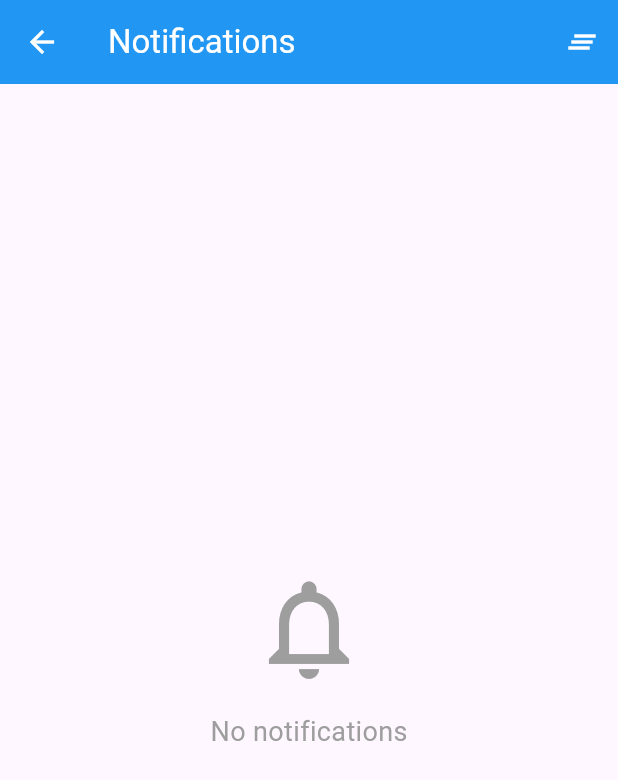
After one commit to sewan777/flutter_bloc, a Flutter app: the HomeScreen screen opened directly, after a tap on the "notifications" icon, on a phone screen of 412 x 824 dp. The commit adds this screen. Shown: the top 780 px of the screen. Run offline on Flutter 3.47's test engine with Material 3 defaults, Android fonts, the phone set to English and light mode, and no system bars; our stand-ins replace audioplayers, drift, equatable, firebase_core, firebase_messaging, flutter_bloc and 3 more; accounts and stored records are empty; generated files the repository leaves out were written again.

Commit message:
task notification

```diff
--- /dev/null
+++ b/lib/bloc/notification_bloc.dart
@@ -0,0 +1,39 @@
+import 'package:flutter_bloc/flutter_bloc.dart';
+import 'notification_event.dart';
+import 'notification_state.dart';
+
+class NotificationBloc extends Bloc<NotificationEvent, NotificationState> {
+  NotificationBloc() : super(const NotificationState()) {
+    on<AddNotificationEvent>((event, emit) {
+      final updatedNotifications = [
+        event.notification,
+        ...state.notifications,
+      ];
+      emit(state.copyWith(notifications: updatedNotifications));
+    });
+
+    on<RemoveNotificationEvent>((event, emit) {
+      final updatedNotifications = state.notifications
+          .where((notification) => notification.id != event.id)
+          .toList();
+      emit(state.copyWith(notifications: updatedNotifications));
+    });
+
+    on<MarkNotificationReadEvent>((event, emit) {
+      final updatedNotifications = state.notifications.map((notification) {
+        if (notification.id == event.id) {
+          return notification.copyWith(isRead: true);
+        }
+        return notification;
+      }).toList();
+      emit(state.copyWith(notifications: updatedNotifications));
+    });
+
+    on<ClearAllNotificationsEvent>((event, emit) {
+      final onlyImportant = state.notifications
+          .where((notification) => notification.isImportant && !notification.isRead)
+          .toList();
+      emit(state.copyWith(notifications: onlyImportant));
+    });
+  }
+}
--- /dev/null
+++ b/lib/bloc/notification_event.dart
@@ -0,0 +1,36 @@
+import 'package:equatable/equatable.dart';
+import '../models/notification_model.dart';
+
+abstract class NotificationEvent extends Equatable {
+  @override
+  List<Object> get props => [];
+}
+
+class AddNotificationEvent extends NotificationEvent {
+  final AppNotification notification;
+
+  AddNotificationEvent(this.notification);
+
+  @override
+  List<Object> get props => [notification];
+}
+
+class RemoveNotificationEvent extends NotificationEvent {
+  final String id;
+
+  RemoveNotificationEvent(this.id);
+
+  @override
+  List<Object> get props => [id];
+}
+
+class MarkNotificationReadEvent extends NotificationEvent {
+  final String id;
+
+  MarkNotificationReadEvent(this.id);
+
+  @override
+  List<Object> get props => [id];
+}
+
+class ClearAllNotificationsEvent extends NotificationEvent {}
--- /dev/null
+++ b/lib/bloc/notification_state.dart
@@ -0,0 +1,20 @@
+import 'package:equatable/equatable.dart';
+import '../models/notification_model.dart';
+
+class NotificationState extends Equatable {
+  final List<AppNotification> notifications;
+
+  const NotificationState({this.notifications = const []});
+
+  NotificationState copyWith({List<AppNotification>? notifications}) {
+    return NotificationState(
+      notifications: notifications ?? this.notifications,
+    );
+  }
+
+  int get unreadCount =>
+      notifications.where((n) => !n.isRead).length;
+
+  @override
+  List<Object> get props => [notifications];
+}
--- /dev/null
+++ b/lib/models/notification_model.dart
@@ -0,0 +1,40 @@
+import 'package:equatable/equatable.dart';
+
+class AppNotification extends Equatable {
+  final String id;
+  final String title;
+  final String body;
+  final bool isImportant;
+  final DateTime timestamp;
+  final bool isRead;
+
+  const AppNotification({
+    required this.id,
+    required this.title,
+    required this.body,
+    required this.isImportant,
+    required this.timestamp,
+    this.isRead = false,
+  });
+
+  AppNotification copyWith({
+    String? id,
+    String? title,
+    String? body,
+    bool? isImportant,
+    DateTime? timestamp,
+    bool? isRead,
+  }) {
+    return AppNotification(
+      id: id ?? this.id,
+      title: title ?? this.title,
+      body: body ?? this.body,
+      isImportant: isImportant ?? this.isImportant,
+      timestamp: timestamp ?? this.timestamp,
+      isRead: isRead ?? this.isRead,
+    );
+  }
+
+  @override
+  List<Object?> get props => [id, title, body, isImportant, timestamp, isRead];
+}
--- a/lib/screens/home_screen.dart
+++ b/lib/screens/home_screen.dart
@@ -6,8 +6,11 @@ import '../bloc/todo_state.dart';
 import '../bloc/theme_bloc.dart';
 import '../bloc/theme_event.dart';
 import '../bloc/theme_state.dart';
+import '../bloc/notification_bloc.dart';
+import '../bloc/notification_state.dart';
 import '../widgets/custom_button.dart';
 import '../database/app_database.dart';
+import 'notification_screen.dart';
 
 class HomeScreen extends StatefulWidget {
   @override
@@ -26,7 +29,52 @@ class _HomeScreenState extends State<HomeScreen> {
             title: Text('My TODO App'),
             backgroundColor: themeState.buttonColor,
             actions: [
-              // Theme Settings Button
+              // Notification Icon with Badge
+              BlocBuilder<NotificationBloc, NotificationState>(
+                builder: (context, notificationState) {
+                  return Stack(
+                    children: [
+                      IconButton(
+                        icon: Icon(Icons.notifications),
+                        onPressed: () {
+                          Navigator.push(
+                            context,
+                            MaterialPageRoute(
+                              builder: (context) => const NotificationScreen(),
+                            ),
+                          );
+                        },
+                      ),
+                      if (notificationState.unreadCount > 0)
+                        Positioned(
+                          right: 8,
+                          top: 8,
+                          child: Container(
+                            padding: EdgeInsets.all(4),
+                            decoration: BoxDecoration(
+                              color: Colors.red,
+                              shape: BoxShape.circle,
+                            ),
+                            constraints: BoxConstraints(
+                              minWidth: 16,
+                              minHeight: 16,
+                            ),
+                            child: Text(
+                              '${notificationState.unreadCount}',
+                              style: TextStyle(
+                                color: Colors.white,
+                                fontSize: 10,
+                                fontWeight: FontWeight.bold,
+                              ),
+                              textAlign: TextAlign.center,
+                            ),
+                          ),
+                        ),
+                    ],
+                  );
+                },
+              ),
+              // Theme Toggle
               IconButton(
                 icon: Icon(
                   themeState.isDarkMode ? Icons.light_mode : Icons.dark_mode,
@@ -148,8 +196,7 @@ class _HomeScreenState extends State<HomeScreen> {
                                 todo.completed
                                     ? Icons.check_circle
                                     : Icons.circle_outlined,
-                                color:
-                                todo.completed
+                                color: todo.completed
                                     ? themeState.buttonColor
                                     : Colors.grey,
                               ),
--- /dev/null
+++ b/lib/screens/notification_screen.dart
@@ -0,0 +1,90 @@
+import 'package:flutter/material.dart';
+import 'package:flutter_bloc/flutter_bloc.dart';
+import '../bloc/notification_bloc.dart';
+import '../bloc/notification_event.dart';
+import '../bloc/notification_state.dart';
+import '../widgets/notification_card.dart';
+
+class NotificationScreen extends StatelessWidget {
+  const NotificationScreen({Key? key}) : super(key: key);
+
+  @override
+  Widget build(BuildContext context) {
+    return Scaffold(
+      appBar: AppBar(
+        title: const Text('Notifications'),
+        actions: [
+          IconButton(
+            icon: const Icon(Icons.clear_all),
+            onPressed: () {
+              context.read<NotificationBloc>().add(ClearAllNotificationsEvent());
+            },
+            tooltip: 'Clear all non-important',
+          ),
+        ],
+      ),
+      body: BlocBuilder<NotificationBloc, NotificationState>(
+        builder: (context, state) {
+          if (state.notifications.isEmpty) {
+            return const Center(
+              child: Column(
+                mainAxisAlignment: MainAxisAlignment.center,
+                children: [
+                  Icon(Icons.notifications_none, size: 80, color: Colors.grey),
+                  SizedBox(height: 16),
+                  Text(
+                    'No notifications',
+                    style: TextStyle(fontSize: 18, color: Colors.grey),
+                  ),
+                ],
+              ),
+            );
+          }
+
+          return ListView.builder(
+            itemCount: state.notifications.length,
+            itemBuilder: (context, index) {
+              final notification = state.notifications[index];
+
+              return NotificationCard(
+                notification: notification,
+                onDismiss: () {
+                  context
+                      .read<NotificationBloc>()
+                      .add(RemoveNotificationEvent(notification.id));
+                },
+                onTap: () {
+                  if (notification.isImportant && !notification.isRead) {
+                    context
+                        .read<NotificationBloc>()
+                        .add(MarkNotificationReadEvent(notification.id));
+
+                    // Show dialog for important notifications
+                    showDialog(
+                      context: context,
+                      builder: (ctx) => AlertDialog(
+                        title: Text(notification.title),
+                        content: Text(notification.body),
+                        actions: [
+                          TextButton(
+                            onPressed: () {
+                              Navigator.pop(ctx);
+                              context
+                                  .read<NotificationBloc>()
+                                  .add(RemoveNotificationEvent(notification.id));
+                            },
+                            child: const Text('Dismiss'),
+                          ),
+                        ],
+                      ),
+                    );
+                  }
+                },
+              );
+            },
+          );
+        },
+      ),
+    );
+  }
+}
```
Also changed, not shown: lib/core/injection.dart (+10 -0 lines), lib/main.dart (+24 -0 lines), lib/services/notification_service.dart (added, +74 -0 lines), lib/widgets/notification_card.dart (added, +83 -0 lines), pubspec.yaml (+6 -3 lines), pubspec.lock, 6 other files.
